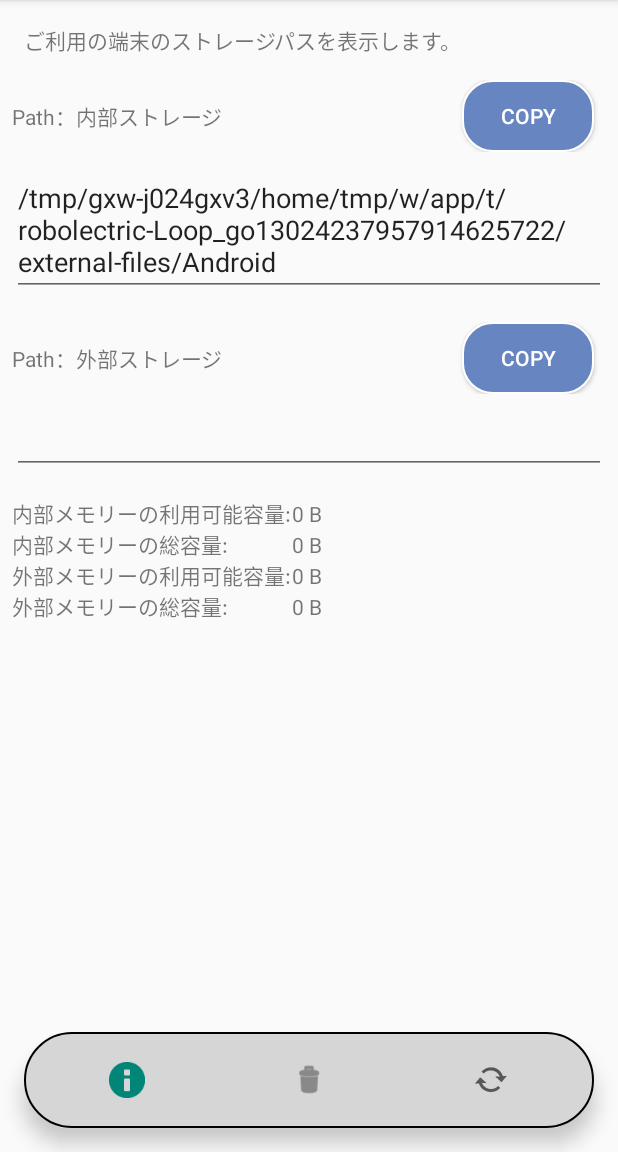
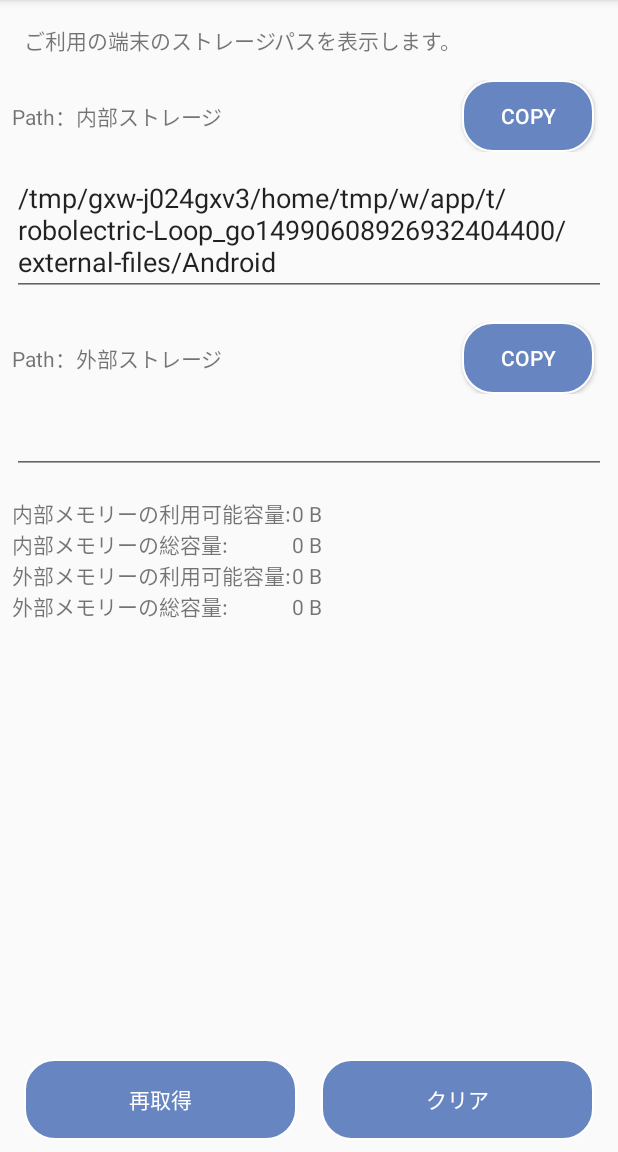
Before and after one commit to tsukko/storage-path-getter-android, an Android app: the screen it shows after launch (MainActivity), on a phone screen of 412 x 824 dp, the part 84-1236 px from its top. Run offline under Robolectric (Android 15) with nearby library versions, the phone set to English and light mode, and no system bars.

Commit message:
update navigation.

```diff
--- a/app/src/main/java/jp/co/integrityworks/storagepathgetter/ui/MainActivity.kt
+++ b/app/src/main/java/jp/co/integrityworks/storagepathgetter/ui/MainActivity.kt
@@ -36,24 +36,24 @@ class MainActivity : AppCompatActivity() {
             ).show()
         }
 
-        bottomNavigation.setOnNavigationItemSelectedListener { item ->
-            when (item.itemId) {
-                R.id.navigationHint -> {
-                    true
-                }
-                R.id.navigationClear -> {
-                    true
-                }
-                R.id.navigationReacquire -> {
-                    init()
-                    true
-                }
-                else -> false
-            }
-        }
+//        bottomNavigation.setOnNavigationItemSelectedListener { item ->
+//            when (item.itemId) {
+//                R.id.navigationHint -> {
+//                    true
+//                }
+//                R.id.navigationClear -> {
+//                    true
+//                }
+//                R.id.navigationReacquire -> {
+//                    init()
+//                    true
+//                }
+//                else -> false
+//            }
+//        }
 
-//        bottomNavigation.setOnClickListener { init() }
-//        clearButton.setOnClickListener { }
+        getPathButton.setOnClickListener { init() }
+        clearButton.setOnClickListener { }
     }
 
     override fun onResume() {
--- a/app/src/main/res/layout/activity_main.xml
+++ b/app/src/main/res/layout/activity_main.xml
@@ -118,14 +118,13 @@
             app:layout_constraintEnd_toEndOf="parent"
             app:layout_constraintStart_toStartOf="parent"
             app:layout_constraintTop_toBottomOf="@+id/externalPathEditText" />
-    <!--
+
         <LinearLayout
                 android:id="@+id/bLayout"
                 android:layout_width="match_parent"
                 android:layout_height="wrap_content"
                 android:layout_marginStart="@dimen/margin_middle"
                 android:layout_marginEnd="@dimen/margin_middle"
-                android:layout_marginBottom="88dp"
                 android:orientation="horizontal"
                 app:layout_constraintBottom_toBottomOf="parent"
                 app:layout_constraintEnd_toEndOf="parent"
@@ -140,7 +139,8 @@
                 android:layout_margin="@dimen/margin_middle"
                 android:layout_weight="1"
                 android:background="@drawable/button_state"
-                    android:text="@string/text_get"
+                android:text="@string/text_reacquire"
+                android:textColor="@android:color/white"
                 app:layout_constraintBottom_toBottomOf="parent" />
 
             <Button
@@ -152,20 +152,20 @@
                 android:layout_weight="1"
                 android:background="@drawable/button_state"
                 android:text="@string/text_clear"
+                android:textColor="@android:color/white"
                 app:layout_constraintBottom_toBottomOf="parent" />
         </LinearLayout>
-    -->
-    <com.google.android.material.bottomnavigation.BottomNavigationView
-            android:id="@+id/bottomNavigation"
-            android:layout_width="match_parent"
-            android:layout_height="wrap_content"
-            android:layout_gravity="bottom"
-            android:layout_margin="@dimen/margin_large"
-            android:background="@drawable/button_navigation_background"
-            app:labelVisibilityMode="unlabeled"
-            app:layout_constraintBottom_toBottomOf="parent"
-            app:layout_constraintEnd_toEndOf="parent"
-            app:layout_constraintStart_toStartOf="parent"
-            app:menu="@menu/my_navigation_items" />
+<!--    <com.google.android.material.bottomnavigation.BottomNavigationView-->
+<!--            android:id="@+id/bottomNavigation"-->
+<!--            android:layout_width="match_parent"-->
+<!--            android:layout_height="wrap_content"-->
+<!--            android:layout_gravity="bottom"-->
+<!--            android:layout_margin="@dimen/margin_large"-->
+<!--            android:background="@drawable/button_navigation_background"-->
+<!--            app:labelVisibilityMode="unlabeled"-->
+<!--            app:layout_constraintBottom_toBottomOf="parent"-->
+<!--            app:layout_constraintEnd_toEndOf="parent"-->
+<!--            app:layout_constraintStart_toStartOf="parent"-->
+<!--            app:menu="@menu/my_navigation_items" />-->
 
 </androidx.constraintlayout.widget.ConstraintLayout>
```
Also changed, not shown: app/src/main/java/jp/co/integrityworks/storagepathgetter/Utils.kt (+5 -16 lines), 2 other files. Lines whose indentation alone changed are shown as unchanged.
